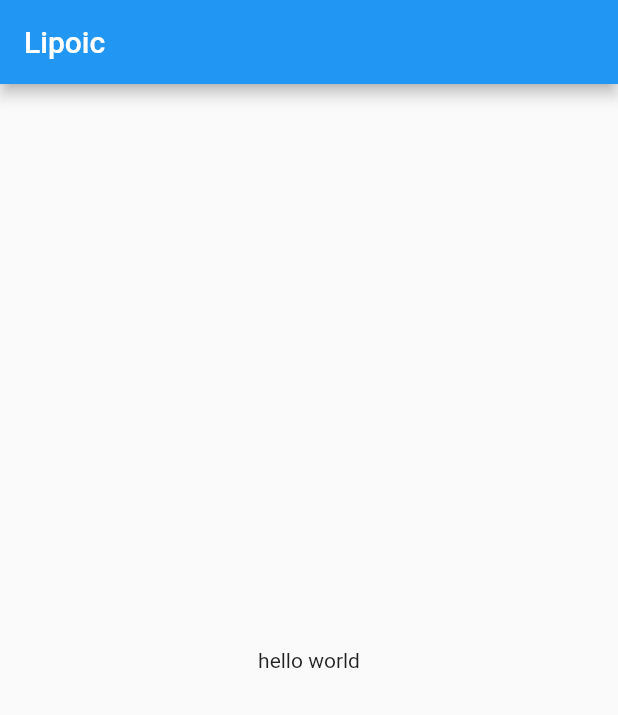
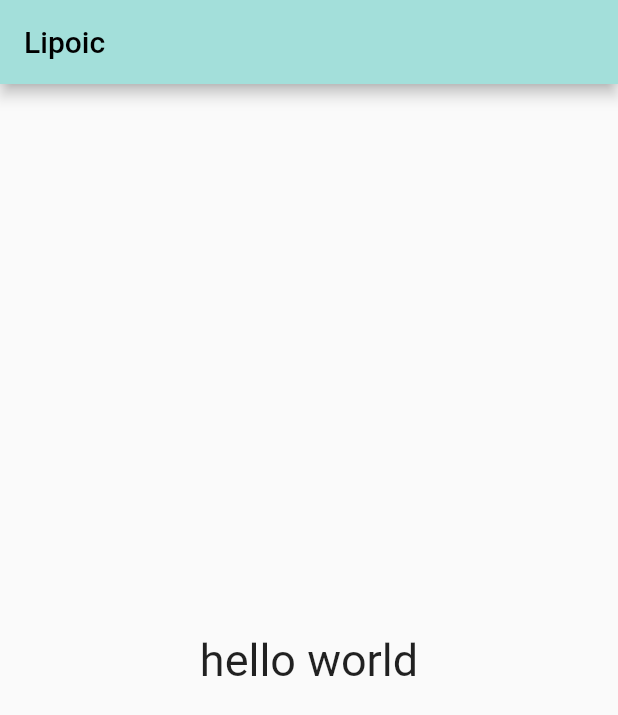
Before and after one commit to Lipoic/Lipoic-Application, a Flutter app: the screen it shows after launch, on a phone screen of 412 x 824 dp. Shown: the top 715 px of the screen. Run offline on Flutter 3.47's test engine with Material 2 defaults, Android fonts, the phone set to English and light mode, and no system bars.

Commit message:
feat: color primary swatch

```diff
--- a/lib/main.dart
+++ b/lib/main.dart
@@ -13,7 +13,18 @@ class LipoicAPP extends StatelessWidget {
     return MaterialApp(
       title: 'Lipoic',
       theme: ThemeData(
-          primarySwatch: Colors.blue,
+          primarySwatch: const MaterialColor(0xffa3dfda, <int, Color>{
+            50: Color.fromRGBO(94, 255, 228, 1),
+            100: Color.fromRGBO(114, 188, 247, 1),
+            200: Color.fromRGBO(127, 214, 245, 1),
+            300: Color.fromRGBO(119, 203, 246, 1),
+            400: Color.fromRGBO(125, 191, 247, 1),
+            500: Color(0xff8ca0f9),
+            600: Color.fromRGBO(123, 109, 214, 1),
+            700: Color.fromARGB(255, 147, 106, 244),
+            800: Color.fromRGBO(84, 107, 237, 1),
+            900: Color.fromRGBO(181, 76, 255, 1),
+          }),
           fontFamily: 'Roboto',
           textTheme: const TextTheme(
             subtitle1: TextStyle(fontFamilyFallback: ['Roboto', 'NotoSansTC']),
--- a/lib/page/main_page.dart
+++ b/lib/page/main_page.dart
@@ -11,10 +11,10 @@ class _MainPageState extends State<MainPage> {
   @override
   Widget build(BuildContext context) {
     return Scaffold(
-      appBar: AppBar(
-        title: const Text("Lipoic"),
-      ),
-      body: const Center(child: Text('hello world')),
-    );
+        appBar: AppBar(
+          title: const Text("Lipoic"),
+        ),
+        body: const Center(
+            child: Text('hello world', style: TextStyle(fontSize: 30))));
   }
 }
```
